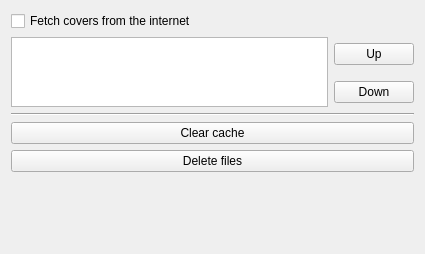
Inferno214221/sayonara-player, file src/GUI/Preferences/Covers/GUI_Covers.ui: the form before one commit.
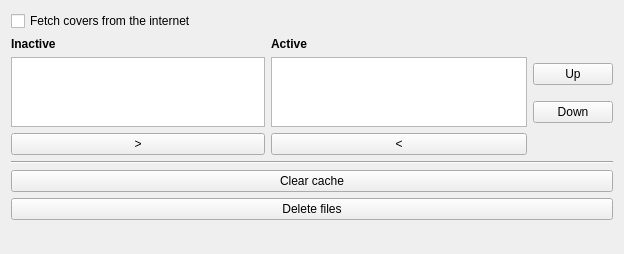
The form after the commit.

Commit message: append behaviour and cover sources

```diff
--- a/src/GUI/Preferences/Covers/GUI_Covers.ui
+++ b/src/GUI/Preferences/Covers/GUI_Covers.ui
@@ -6,28 +6,21 @@
    <rect>
     <x>0</x>
     <y>0</y>
-    <width>425</width>
+    <width>624</width>
     <height>254</height>
    </rect>
   </property>
   <layout class="QGridLayout" name="gridLayout">
    <item row="1" column="0">
     <layout class="QGridLayout" name="gridLayout_2">
-     <item row="0" column="1">
-      <widget class="QPushButton" name="btn_up">
+     <item row="3" column="1">
+      <widget class="QPushButton" name="btn_remove">
        <property name="text">
-        <string notr="true">Up</string>
+        <string>&lt;</string>
        </property>
       </widget>
      </item>
-     <item row="1" column="1">
-      <widget class="QPushButton" name="btn_down">
-       <property name="text">
-        <string notr="true">Down</string>
-       </property>
-      </widget>
-     </item>
-     <item row="0" column="0" rowspan="2">
+     <item row="1" column="1" rowspan="2">
       <widget class="QListWidget" name="lv_cover_searchers">
        <property name="sizePolicy">
         <sizepolicy hsizetype="MinimumExpanding" vsizetype="Expanding">
@@ -49,6 +42,69 @@
        </property>
       </widget>
      </item>
+     <item row="1" column="2">
+      <widget class="QPushButton" name="btn_up">
+       <property name="text">
+        <string notr="true">Up</string>
+       </property>
+      </widget>
+     </item>
+     <item row="2" column="2">
+      <widget class="QPushButton" name="btn_down">
+       <property name="text">
+        <string notr="true">Down</string>
+       </property>
+      </widget>
+     </item>
+     <item row="1" column="0" rowspan="2">
+      <widget class="QListWidget" name="lv_cover_searchers_inactive">
+       <property name="dragEnabled">
+        <bool>true</bool>
+       </property>
+       <property name="dragDropMode">
+        <enum>QAbstractItemView::DragDrop</enum>
+       </property>
+       <property name="defaultDropAction">
+        <enum>Qt::MoveAction</enum>
+       </property>
+       <property name="alternatingRowColors">
+        <bool>true</bool>
+       </property>
+      </widget>
+     </item>
+     <item row="3" column="0">
+      <widget class="QPushButton" name="btn_add">
+       <property name="text">
+        <string>&gt;</string>
+       </property>
+      </widget>
+     </item>
+     <item row="0" column="0">
+      <widget class="QLabel" name="label">
+       <property name="font">
+        <font>
+         <weight>75</weight>
+         <bold>true</bold>
+        </font>
+       </property>
+       <property name="text">
+        <string>Inactive</string>
+       </property>
+      </widget>
+     </item>
+     <item row="0" column="1">
+      <widget class="QLabel" name="label_2">
+       <property name="font">
+        <font>
+         <weight>75</weight>
+         <bold>true</bold>
+        </font>
+       </property>
+       <property name="text">
+        <string>Active</string>
+       </property>
+      </widget>
+     </item>
     </layout>
    </item>
    <item row="6" column="0">
```
The commit also changes 6 other files.
